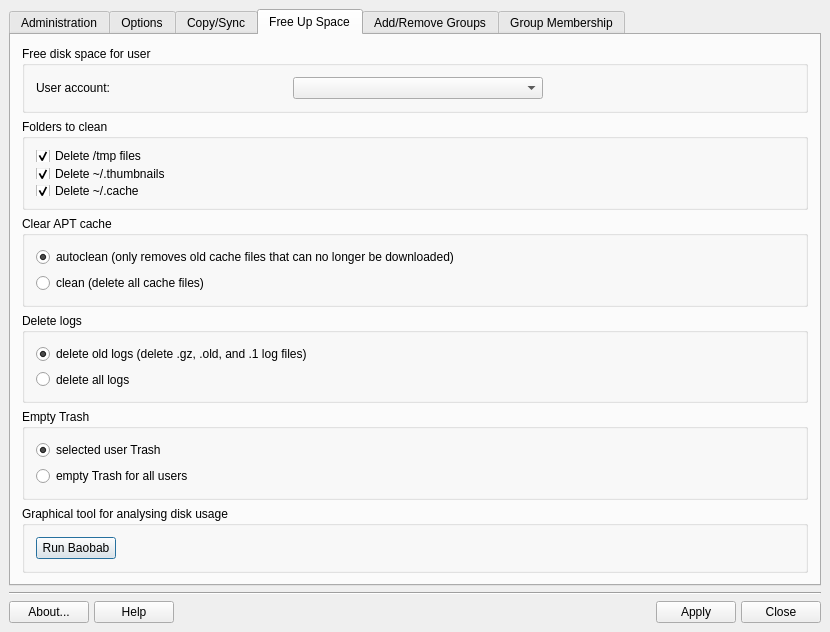
Before: the Qt Designer form meconfig.ui in MX-Linux/mx-user, drawn with Qt 5.
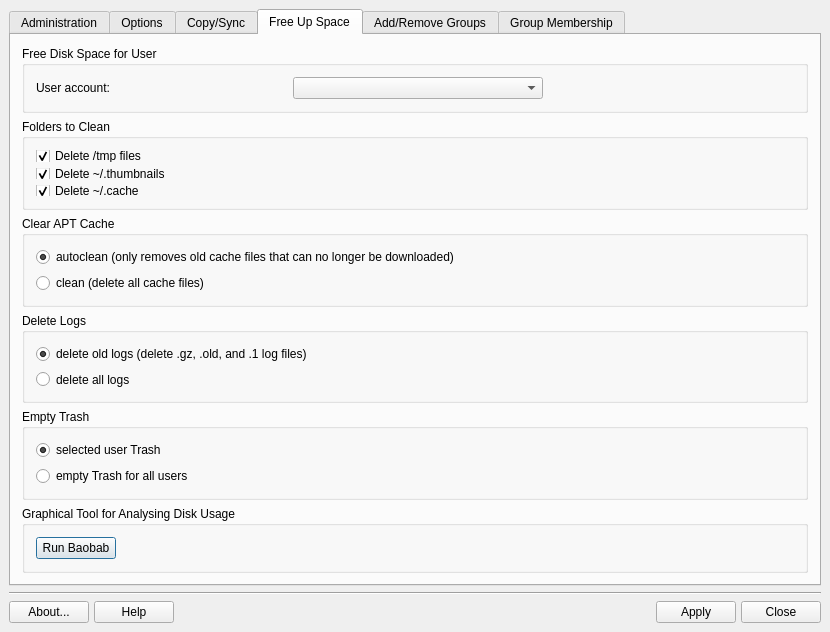
After: the same form once the commit is applied. The open tabs and pages were chosen to show the change. Icons and pictures are not drawn.

The edit to the form file:
```diff
--- a/meconfig.ui
+++ b/meconfig.ui
@@ -1059,7 +1059,7 @@
        <item>
         <widget class="QGroupBox" name="groupBox_4">
          <property name="title">
-          <string>Free disk space for user</string>
+          <string>Free Disk Space for User</string>
          </property>
          <layout class="QGridLayout" name="_8">
           <item row="0" column="1">
@@ -1113,7 +1113,7 @@
        <item>
         <widget class="QGroupBox" name="groupBox_8">
          <property name="title">
-          <string>Folders to clean</string>
+          <string>Folders to Clean</string>
          </property>
          <layout class="QVBoxLayout" name="verticalLayout_4">
           <item>
@@ -1152,7 +1152,7 @@
        <item>
         <widget class="QGroupBox" name="groupBox_5">
          <property name="title">
-          <string>Clear APT cache</string>
+          <string>Clear APT Cache</string>
          </property>
          <layout class="QVBoxLayout" name="verticalLayout_3">
           <item>
@@ -1178,7 +1178,7 @@
        <item>
         <widget class="QGroupBox" name="groupBox_6">
          <property name="title">
-          <string>Delete logs</string>
+          <string>Delete Logs</string>
          </property>
          <layout class="QVBoxLayout" name="verticalLayout_5">
           <item>
@@ -1242,7 +1242,7 @@
        <item>
         <widget class="QGroupBox" name="groupBox_2">
          <property name="title">
-          <string>Graphical tool for analysing disk usage</string>
+          <string>Graphical Tool for Analysing Disk Usage</string>
          </property>
          <layout class="QHBoxLayout" name="horizontalLayout">
           <item>
```
Left out of the diff: 4 changed lines with no effect on the pictures.
